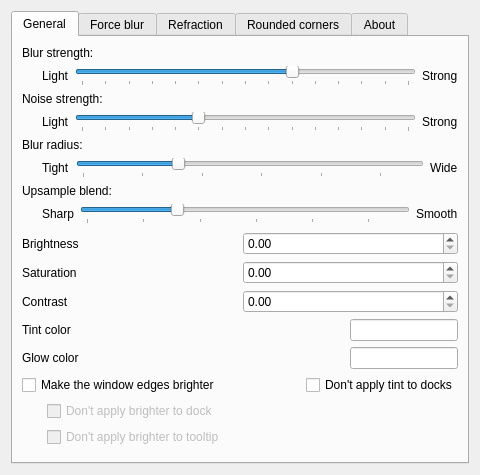
Old version of the form src/kcm/blur_config.ui in the repository 4v3ngR/kwin-effects-glass.
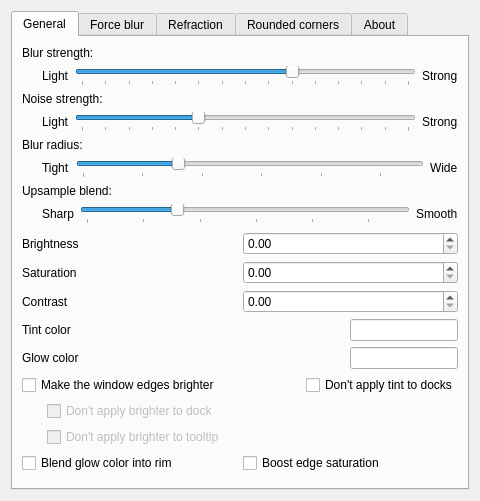
New version of the form. Custom widgets are drawn as their Qt base class.

Commit message: feat: add blend glow color and boost edge saturation options

```diff
--- a/src/kcm/blur_config.ui
+++ b/src/kcm/blur_config.ui
@@ -510,6 +510,24 @@
 
         </layout>
        </item>
+       <item>
+        <layout class="QHBoxLayout">
+         <item>
+          <widget class="QCheckBox" name="kcfg_BlendGlowColor">
+           <property name="text">
+            <string>Blend glow color into rim</string>
+           </property>
+          </widget>
+         </item>
+         <item>
+          <widget class="QCheckBox" name="kcfg_BoostEdgeSaturation">
+           <property name="text">
+            <string>Boost edge saturation</string>
+           </property>
+          </widget>
+         </item>
+        </layout>
+       </item>
        <item>
         <widget class="QWidget" name="widget" native="true">
          <property name="sizePolicy">
```
The commit also changes 6 other files.
